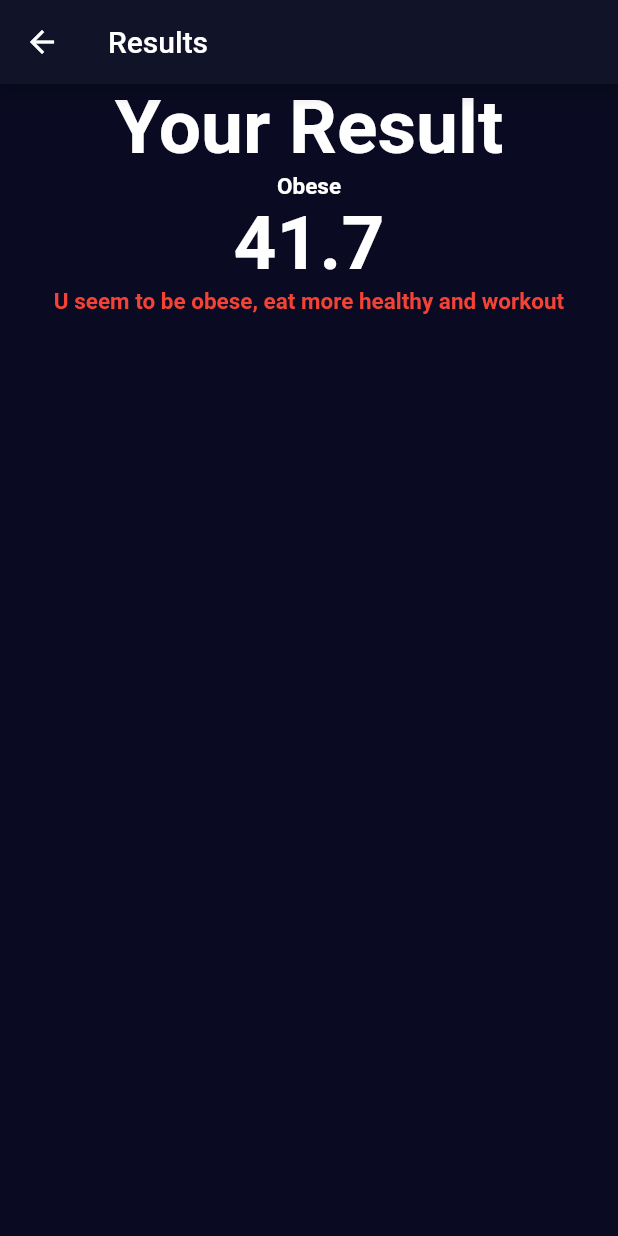
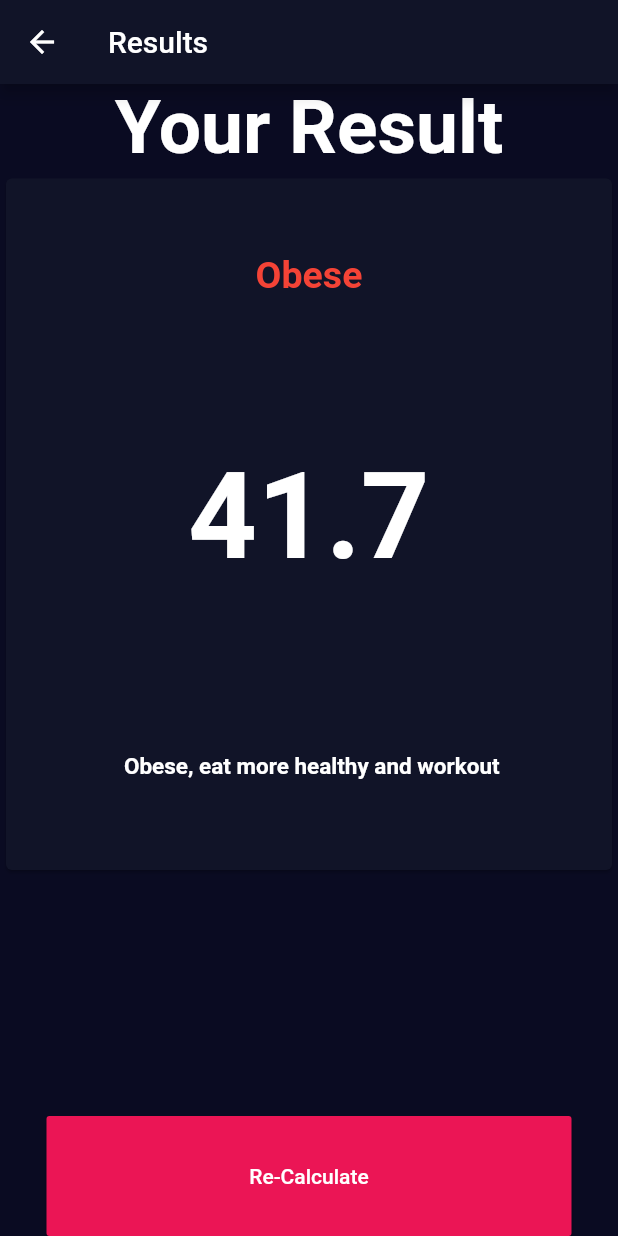
Before and after one commit to DrinKrasniqiNovus/flutter-assignments, a Flutter app: the screen it shows after launch, after a tap on "Calculate", on a phone screen of 412 x 824 dp. Run offline on Flutter 3.47's test engine with Material 2 defaults, Android fonts, the phone set to English and light mode, and no system bars; our stand-ins replace google_fonts.

Commit message:
Finished the project styling

```diff
--- a/bmi_calculator/lib/screens/calculator_screen.dart
+++ b/bmi_calculator/lib/screens/calculator_screen.dart
@@ -45,7 +45,7 @@ class CalculatorScreenState extends State<CalculatorScreen> {
                           });
                         },
                         color: selectedSex == Sex.male
-                            ? Colors.red
+                            ? Theme.of(context).accentColor
                             : Theme.of(context).primaryColor,
                         child: Column(
                           mainAxisAlignment: MainAxisAlignment.center,
@@ -74,7 +74,7 @@ class CalculatorScreenState extends State<CalculatorScreen> {
                           });
                         },
                         color: selectedSex == Sex.female
-                            ? Colors.red
+                            ? Theme.of(context).accentColor
                             : Theme.of(context).primaryColor,
                         child: Column(
                           mainAxisAlignment: MainAxisAlignment.center,
@@ -266,7 +266,7 @@ class CalculatorScreenState extends State<CalculatorScreen> {
             child: Align(
               alignment: FractionalOffset.bottomCenter,
               child: MaterialButton(
-                height: 60,
+                height: 80,
                 minWidth: 350,
                 color: Theme.of(context).accentColor,
                 onPressed: () {
--- a/bmi_calculator/lib/screens/result_screen.dart
+++ b/bmi_calculator/lib/screens/result_screen.dart
@@ -1,4 +1,6 @@
+import 'package:bmi_calculator/screens/calculator_screen.dart';
 import 'package:flutter/material.dart';
+
 import 'dart:math';
 
 class ResultScreen extends StatelessWidget {
@@ -31,7 +33,7 @@ class ResultScreen extends StatelessWidget {
       color = Colors.yellow;
     } else if (bmi >= 30.0) {
       ratingText = 'Obese';
-      comment = 'U seem to be obese, eat more healthy and workout';
+      comment = ' Obese, eat more healthy and workout';
       color = Colors.red;
     }
 
@@ -67,45 +69,67 @@ class ResultScreen extends StatelessWidget {
               )
             ],
           ),
-          Row(
-            mainAxisAlignment: MainAxisAlignment.center,
+          Card(
+            color: Theme.of(context).primaryColor,
+            child: Column(
               children: [
-              Text(
+                Padding(
+                  padding: const EdgeInsets.all(50),
+                  child: Text(
                     '${ratings[0]}',
                     style: TextStyle(
-                    color: Colors.white,
-                    fontSize: 15,
+                        color: ratings[2] as Color,
+                        fontSize: 25,
                         fontWeight: FontWeight.bold),
-              )
-            ],
                   ),
-          Column(
-            children: [
-              Row(
+                ),
+                Padding(
+                  padding: const EdgeInsets.all(50),
+                  child: Row(
                     mainAxisAlignment: MainAxisAlignment.center,
                     children: [
                       Text(
                         calculation().toStringAsFixed(1),
                         style: TextStyle(
                             color: Colors.white,
-                        fontSize: 50,
+                            fontSize: 80,
                             fontWeight: FontWeight.bold),
                       )
                     ],
                   ),
+                ),
+                Padding(
+                  padding: const EdgeInsets.all(60),
+                  child: Text(
+                    '${ratings[1]}',
+                    style: TextStyle(
+                        color: Colors.white,
+                        fontSize: 15,
+                        fontWeight: FontWeight.bold),
+                  ),
+                ),
               ],
             ),
-          Row(
-            mainAxisAlignment: MainAxisAlignment.center,
-            children: [
-              Text(
-                '${ratings[1]}',
-                style: TextStyle(
-                    color: ratings[2] as Color,
-                    fontSize: 15,
-                    fontWeight: FontWeight.bold),
-              )
-            ],
+          ),
+          Expanded(
+            child: Align(
+              alignment: FractionalOffset.bottomCenter,
+              child: MaterialButton(
+                height: 80,
+                minWidth: 350,
+                color: Theme.of(context).accentColor,
+                onPressed: () {
+                  Navigator.push(
+                    context,
+                    MaterialPageRoute(builder: (context) => CalculatorScreen()),
+                  );
+                },
+                child: Text(
+                  'Re-Calculate',
+                  style: TextStyle(color: Colors.white),
+                ),
+              ),
+            ),
           ),
         ],
       ),
```
Lines whose indentation alone changed are shown as unchanged.
